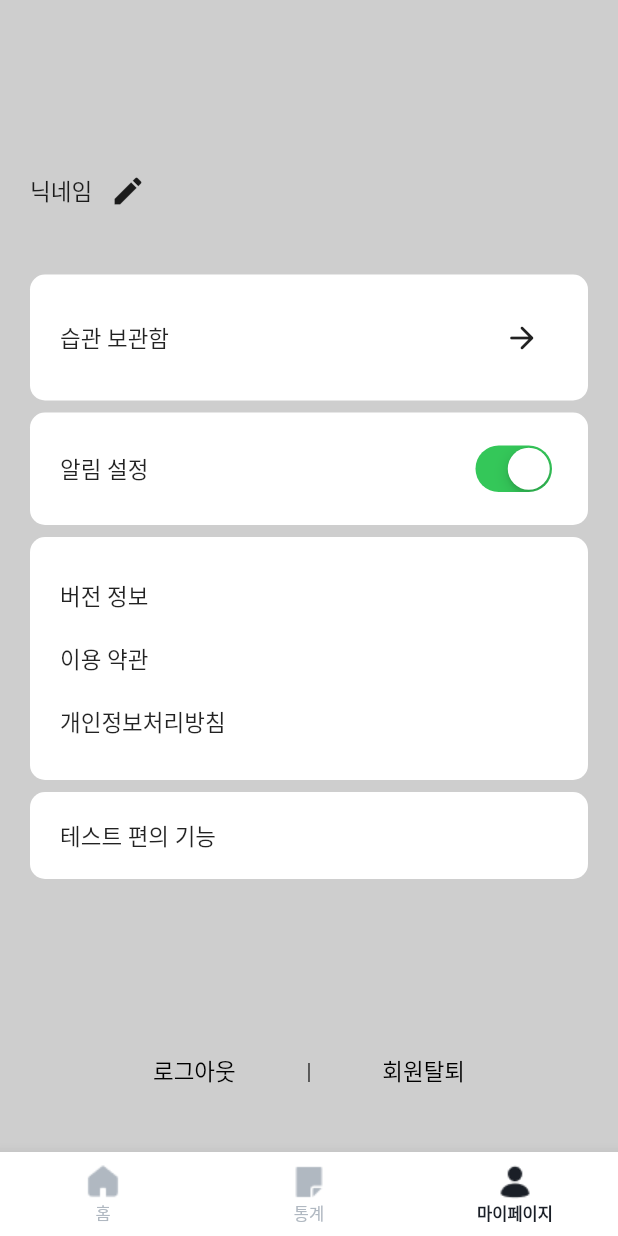
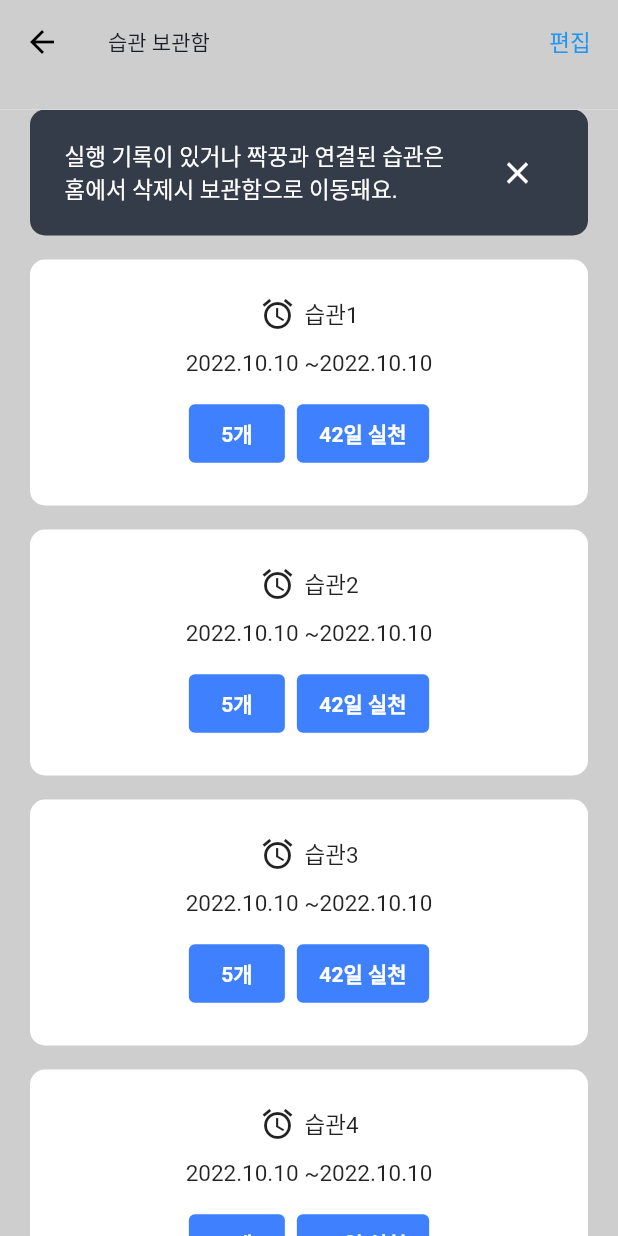
Before and after one commit to depromeet12th/three-days-flutter-archived, a Flutter app: the screen it shows after launch, item 3 of the bottom bar chosen, after a tap on the "arrow forward" icon, on a phone screen of 412 x 824 dp. Run offline on Flutter 3.47's test engine with Material 2 defaults, Android fonts, the phone set to English and light mode, and no system bars; our stand-ins replace firebase_core, firebase_messaging, flutter_svg, sqflite, webview_flutter; accounts and stored records are empty; Roboto replaces fonts that are missing (Suit).

Commit message:
feat: 마이페이지 레이아웃 적용 (#31)

```diff
--- a/lib/domain/goal/goal_service.dart
+++ b/lib/domain/goal/goal_service.dart
@@ -11,6 +11,12 @@ class GoalService {
   final GoalRepository _goalRepository = GoalRepository();
   final GoalHistoryRepository _goalHistoryRepository = GoalHistoryRepository();
   final ClapRepository _clapRepository = ClapRepository();
+
+  /// 삭제된 습관 목록 조회
+  Future<List<Goal>> getArchivedGoals() async {
+    // TODO: api 연동 필요. query parameter status 로 조회
+    return [];
+  }
 
   Future<Goal> create(String title) async {
     final goal = Goal(
--- a/lib/my_app.dart
+++ b/lib/my_app.dart
@@ -6,6 +6,7 @@ import 'package:three_days/ui/development_page.dart';
 import 'package:three_days/ui/goal/goal_add_page.dart';
 import 'package:three_days/ui/goal/goal_edit_page.dart';
 import 'package:three_days/ui/goal/goal_list_page.dart';
+import 'package:three_days/ui/mypage/habit_archived_page.dart';
 import 'package:three_days/ui/mypage/mypage_page.dart';
 import 'package:three_days/ui/mypage/privacy_policy_page.dart';
 import 'package:three_days/ui/mypage/service_policy_page.dart';
@@ -24,6 +25,7 @@ class MyApp extends StatelessWidget {
         appBarTheme: const AppBarTheme(
           elevation: 0.0,
           backgroundColor: Colors.white,
+          foregroundColor: Colors.black,
           titleTextStyle: TextStyle(
             color: ThreeDaysColors.textBlack,
           ),
@@ -105,6 +107,12 @@ class MyApp extends StatelessWidget {
             pageBuilder: (_, __, ___) => MypagePage(),
           );
         }
+        if (settings.name == '/habit-archived') {
+          return PageRouteBuilder(
+            settings: settings,
+            pageBuilder: (_, __, ___) => HabitArchivedPage(),
+          );
+        }
         if (settings.name == '/policy/service') {
           return PageRouteBuilder(
             settings: settings,
--- /dev/null
+++ b/lib/ui/mypage/habit_archived_page.dart
@@ -0,0 +1,252 @@
+import 'package:flutter/material.dart';
+import 'package:three_days/domain/goal/goal.dart';
+import 'package:three_days/domain/goal/goal_service.dart';
+
+/// 보관된 습관 목록 (=휴지통)
+class HabitArchivedPage extends StatefulWidget {
+  HabitArchivedPage({super.key});
+
+  final _goalService = GoalService();
+
+  @override
+  State<StatefulWidget> createState() => _HabitArchivedPageState();
+}
+
+class _HabitArchivedPageState extends State<HabitArchivedPage> {
+  late bool editable;
+  late bool needsOnboarding;
+  List<Goal> archivedGoals = [];
+
+  @override
+  void initState() {
+    editable = false;
+    needsOnboarding = true;
+    WidgetsBinding.instance.addPostFrameCallback((_) {
+      _asyncMethod();
+    });
+    super.initState();
+  }
+
+  _asyncMethod() async {
+    final fetchedGoals = await widget._goalService.getArchivedGoals();
+    setState(() {
+      archivedGoals.addAll(fetchedGoals);
+    });
+  }
+
+  @override
+  Widget build(BuildContext context) {
+    return SafeArea(
+      child: Scaffold(
+        appBar: PreferredSize(
+          preferredSize: Size.fromHeight(73),
+          child: AppBar(
+            title: Text('습관 보관함'),
+            centerTitle: false,
+            actions: [
+              _resolveActionButton(editable),
+            ],
+            backgroundColor: Color(0xFFCECECE),
+          ),
+        ),
+        body: Container(
+          color: Color(0xFFCECECE),
+          child: Padding(
+            padding: const EdgeInsets.symmetric(horizontal: 20),
+            child: SingleChildScrollView(
+              child: _resolveBodyWidget(editable),
+            ),
+          ),
+        ),
+      ),
+    );
+  }
+
+  Widget _resolveActionButton(bool editable) {
+    return editable
+        ? TextButton(
+            onPressed: () {
+              setState(() {
+                this.editable = !editable;
+              });
+            },
+            child: const Text('나가기'),
+          )
+        : TextButton(
+            onPressed: () {
+              setState(() {
+                this.editable = !editable;
+              });
+            },
+            child: const Text('편집'),
+          );
+  }
+
+  Widget _resolveBodyWidget(bool editable) {
+    return editable ? _getEditableWidget() : _getReadOnlyWidget();
+  }
+
+  Widget _getReadOnlyWidget() {
+    return Wrap(
+      runSpacing: 16.0,
+      children: [
+        if (needsOnboarding) _getOnboardWidget(),
+        _getReadOnlyArchivedHabit('습관1'),
+        _getReadOnlyArchivedHabit('습관2'),
+        _getReadOnlyArchivedHabit('습관3'),
+        _getReadOnlyArchivedHabit('습관4'),
+        _getReadOnlyArchivedHabit('습관5'),
+      ],
+    );
+  }
+
+  Widget _getEditableWidget() {
+    return Wrap(
+      runSpacing: 16.0,
+      children: [
+        _getEditableArchivedHabit('습관1'),
+        _getEditableArchivedHabit('습관2'),
+        _getEditableArchivedHabit('습관3'),
+        _getEditableArchivedHabit('습관4'),
+        _getEditableArchivedHabit('습관5'),
+      ],
+    );
+  }
+
+  Widget _getOnboardWidget() {
+    return Container(
+      decoration: BoxDecoration(
+        color: Color(0xFF353C49),
+        borderRadius: BorderRadius.circular(10),
+      ),
+      child: Padding(
+        padding: const EdgeInsets.symmetric(vertical: 18, horizontal: 23),
+        child: Row(
+          children: [
+            Text(
+              '실행 기록이 있거나 짝꿍과 연결된 습관은\n홈에서 삭제시 보관함으로 이동돼요.',
+              style: TextStyle(
+                color: Colors.white,
+              ),
+            ),
+            Spacer(),
+            IconButton(
+                onPressed: () {
+                  setState(() {
+                    needsOnboarding = false;
+                  });
+                },
+                icon: Icon(
+                  Icons.close,
+                  color: Colors.white,
+                )),
+          ],
+        ),
+      ),
+    );
+  }
+
+  Widget _getReadOnlyArchivedHabit(String title) {
+    return Container(
+      width: double.infinity,
+      decoration: BoxDecoration(
+        color: Colors.white,
+        borderRadius: BorderRadius.circular(10),
+      ),
+      child: Padding(
+        padding: const EdgeInsets.symmetric(vertical: 24),
+        child: Column(
+          children: [
+            Row(
+              mainAxisAlignment: MainAxisAlignment.center,
+              children: [
+                Icon(Icons.access_alarm),
+                SizedBox(width: 6),
+                Text(title),
+              ],
+            ),
+            SizedBox(height: 12),
+            Text('2022.10.10 ~2022.10.10'),
+            SizedBox(height: 14),
+            Row(
+              mainAxisAlignment: MainAxisAlignment.center,
+              children: [
+                ElevatedButton(
+                  onPressed: () {},
+                  child: Text('5개'),
+                ),
+                SizedBox(width: 8),
+                ElevatedButton(
+                  onPressed: () {},
+                  child: Text('42일 실천'),
+                ),
+              ],
+            ),
+          ],
+        ),
+      ),
+    );
+  }
+
+  Widget _getEditableArchivedHabit(String title) {
+    return Container(
+      width: double.infinity,
+      decoration: BoxDecoration(
+        color: Colors.white,
+        borderRadius: BorderRadius.circular(10),
+      ),
+      child: Stack(
+        alignment: AlignmentDirectional.topEnd,
+        children: [
+          Padding(
+            padding: const EdgeInsets.all(16.0),
+            child: Container(
+              width: 24,
+              height: 24,
+              decoration: BoxDecoration(
+                color: Colors.blue,
+                shape: BoxShape.circle,
+              ),
+              child: Icon(Icons.check_rounded,
+                color: Colors.white,
+                size: 10,
+              ),
+            ),
+          ),
+          Padding(
+            padding: const EdgeInsets.symmetric(vertical: 24),
+            child: Column(
+              children: [
+                Row(
+                  mainAxisAlignment: MainAxisAlignment.center,
+                  children: [
+                    Icon(Icons.access_alarm),
+                    SizedBox(width: 6),
+                    Text(title),
+                  ],
+                ),
+                SizedBox(height: 12),
+                Text('2022.10.10 ~2022.10.10'),
+                SizedBox(height: 14),
+                Row(
+                  mainAxisAlignment: MainAxisAlignment.center,
+                  children: [
+                    ElevatedButton(
+                      onPressed: () {},
+                      child: Text('5개'),
+                    ),
+                    SizedBox(width: 8),
+                    ElevatedButton(
+                      onPressed: () {},
+                      child: Text('42일 실천'),
+                    ),
+                  ],
+                ),
+              ],
+            ),
+          ),
+        ],
+      ),
+    );
+  }
+}
--- a/lib/ui/mypage/mypage_page.dart
+++ b/lib/ui/mypage/mypage_page.dart
@@ -25,6 +25,12 @@ class _MypagePageState extends State<MypagePage> {
   Widget build(BuildContext context) {
     return SafeArea(
       child: Scaffold(
+        appBar: PreferredSize(
+          preferredSize: const Size.fromHeight(73.0),
+          child: AppBar(
+            backgroundColor: const Color(0xFFCECECE),
+          ),
+        ),
         body: Container(
           color: const Color(0xFFCECECE),
           child: Padding(
@@ -34,135 +40,31 @@ class _MypagePageState extends State<MypagePage> {
             ),
             child: Column(
               children: [
-                const SizedBox(
-                  height: 73,
-                ),
-                Row(
-                  children: [
-                    // TODO: 닉네임 읽어와야함
-                    Text(nickname),
-                    IconButton(
-                      onPressed: () {
-                        showDialog(
-                          context: context,
-                          builder: (BuildContext context) => AlertDialog(
-                            title: const Text('닉네임 수정'),
-                            content: TextFormField(
-                              controller: _controller,
-                              maxLength: 10,
-                            ),
-                            actions: [
-                              Center(
-                                child: Row(
-                                  mainAxisAlignment: MainAxisAlignment.center,
-                                  children: [
-                                    ElevatedButton(
-                                      onPressed: () {
-                                        Navigator.of(context).pop();
-                                      },
-                                      child: const Text('취소'),
-                                    ),
-                                    const SizedBox(width: 8),
-                                    ElevatedButton(
-                                      onPressed: () {
-                                        setState(() {
-                                          nickname = _controller.text;
-                                        });
-                                        Navigator.of(context).pop();
-                                      },
-                                      child: const Text('저장'),
-                                    ),
-                                  ],
-                                ),
-                              ),
-                            ],
-                          ),
-                        );
-                      },
-                      icon: Icon(Icons.edit),
-                    ),
-                  ],
-                ),
+                /// 닉네임
+                _getNicknameWidget(),
                 const SizedBox(
                   height: 32,
                 ),
+                /// 습관 보관함
+                _getArchivedHabitWidget(),
+                const SizedBox(
+                  height: 8,
+                ),
+                /// 알림 설정
+                _getAlarmSwitchWidget(),
+                const SizedBox(
+                  height: 8,
+                ),
+                /// 버전 정보, 서비스 이용 약관, 개인정보처리방침
                 Container(
                   decoration: BoxDecoration(
                     color: Colors.white,
                     borderRadius: BorderRadius.circular(10),
                   ),
-                  child: Padding(
-                    padding: const EdgeInsets.symmetric(
-                      vertical: 18,
-                      horizontal: 20,
-                    ),
-                    child: Row(
-                      children: [
-                        const Text(
-                          '습관 보관함',
-                          style: TextStyle(
-                            fontSize: 15,
-                          ),
-                        ),
-                        const Spacer(),
-                        IconButton(
-                          onPressed: () {},
-                          icon: const Icon(Icons.arrow_forward_rounded),
-                        ),
-                      ],
-                    ),
-                  ),
-                ),
-                const SizedBox(
-                  height: 8,
-                ),
-                Container(
-                  decoration: BoxDecoration(
-                    color: Colors.white,
-                    borderRadius: BorderRadius.circular(10),
-                  ),
-                  child: SizedBox(
-                    width: double.infinity,
-                    child: Padding(
-                      padding: const EdgeInsets.symmetric(
-                        vertical: 18,
-                        horizontal: 20,
-                      ),
-                      child: Row(
-                        children: [
-                          const Text('알림 설정'),
-                          const Spacer(),
-                          CupertinoSwitch(
-                            value: switchValue,
-                            onChanged: (value) {
-                              setState(() {
-                                switchValue = value;
-                              });
-                            },
-                          ),
-                        ],
-                      ),
-                    ),
-                  ),
-                ),
-                const SizedBox(
-                  height: 8,
-                ),
-                Container(
-                  decoration: BoxDecoration(
-                    color: Colors.white,
-                    borderRadius: BorderRadius.circular(10),
-                  ),
-                  child: Padding(
-                    padding: const EdgeInsets.symmetric(
-                      vertical: 18,
-                      horizontal: 20,
-                    ),
-                    child: SizedBox(
-                      width: double.infinity,
                   child: Column(
                     crossAxisAlignment: CrossAxisAlignment.start,
                     children: [
+                      SizedBox(height: 10),
                       GestureDetector(
                         onTapUp: (_) {
                           showDialog(
@@ -186,11 +88,15 @@ class _MypagePageState extends State<MypagePage> {
                             ),
                           );
                         },
+                        child: SizedBox(
+                          width: double.infinity,
                           child: const Padding(
                             padding: EdgeInsets.symmetric(
                               vertical: 10,
+                              horizontal: 20,
                             ),
                             child: Text('버전 정보'),
+                          ),
                         ),
                       ),
                       GestureDetector(
@@ -198,11 +104,15 @@ class _MypagePageState extends State<MypagePage> {
                           Navigator.of(context)
                               .pushNamed('/policy/service');
                         },
+                        child: SizedBox(
+                          width: double.infinity,
                           child: const Padding(
                             padding: EdgeInsets.symmetric(
                               vertical: 10,
+                              horizontal: 20,
                             ),
                             child: Text('이용 약관'),
+                          ),
                         ),
                       ),
                       GestureDetector(
@@ -210,16 +120,19 @@ class _MypagePageState extends State<MypagePage> {
                           Navigator.of(context)
                               .pushNamed('/policy/privacy');
                         },
+                        child: SizedBox(
+                          width: double.infinity,
                           child: const Padding(
                             padding: EdgeInsets.symmetric(
                               vertical: 10,
+                              horizontal: 20,
                             ),
                             child: Text('개인정보처리방침'),
                           ),
                         ),
+                      ),
+                      SizedBox(height: 10),
                     ],
-                      ),
-                    ),
                   ),
                 ),
                 const SizedBox(height: 8),
@@ -309,4 +222,117 @@ class _MypagePageState extends State<MypagePage> {
       ),
     );
   }
+
+  Widget _getNicknameWidget() {
+    return Row(
+      children: [
+        // TODO: 닉네임 읽어와야함
+        Text(nickname),
+        IconButton(
+          onPressed: () {
+            showDialog(
+              context: context,
+              builder: (BuildContext context) => AlertDialog(
+                title: const Text('닉네임 수정'),
+                content: TextFormField(
+                  controller: _controller,
+                  maxLength: 10,
+                ),
+                actions: [
+                  Center(
+                    child: Row(
+                      mainAxisAlignment: MainAxisAlignment.center,
+                      children: [
+                        ElevatedButton(
+                          onPressed: () {
+                            Navigator.of(context).pop();
+                          },
+                          child: const Text('취소'),
+                        ),
+                        const SizedBox(width: 8),
+                        ElevatedButton(
+                          onPressed: () {
+                            setState(() {
+                              nickname = _controller.text;
+                            });
+                            Navigator.of(context).pop();
+                          },
+                          child: const Text('저장'),
+                        ),
+                      ],
+                    ),
+                  ),
+                ],
+              ),
+            );
+          },
+          icon: Icon(Icons.edit),
+        ),
+      ],
+    );
   }
+
+  Widget _getArchivedHabitWidget() {
+    return Container(
+      decoration: BoxDecoration(
+        color: Colors.white,
+        borderRadius: BorderRadius.circular(10),
+      ),
+      child: Padding(
+        padding: const EdgeInsets.symmetric(
+          vertical: 18,
+          horizontal: 20,
+        ),
+        child: Row(
+          children: [
+            const Text(
+              '습관 보관함',
+              style: TextStyle(
+                fontSize: 15,
+              ),
+            ),
+            const Spacer(),
+            IconButton(
+              onPressed: () {
+                Navigator.of(context).pushNamed('/habit-archived');
+              },
+              icon: const Icon(Icons.arrow_forward_rounded),
+            ),
+          ],
+        ),
+      ),
+    );
+  }
+
+  Widget _getAlarmSwitchWidget() {
+    return Container(
+      decoration: BoxDecoration(
+        color: Colors.white,
+        borderRadius: BorderRadius.circular(10),
+      ),
+      child: SizedBox(
+        width: double.infinity,
+        child: Padding(
+          padding: const EdgeInsets.symmetric(
+            vertical: 18,
+            horizontal: 20,
+          ),
+          child: Row(
+            children: [
+              const Text('알림 설정'),
+              const Spacer(),
+              CupertinoSwitch(
+                value: switchValue,
+                onChanged: (value) {
+                  setState(() {
+                    switchValue = value;
+                  });
+                },
+              ),
+            ],
+          ),
+        ),
+      ),
+    );
+  }
+}
```
Lines whose indentation alone changed are shown as unchanged.
